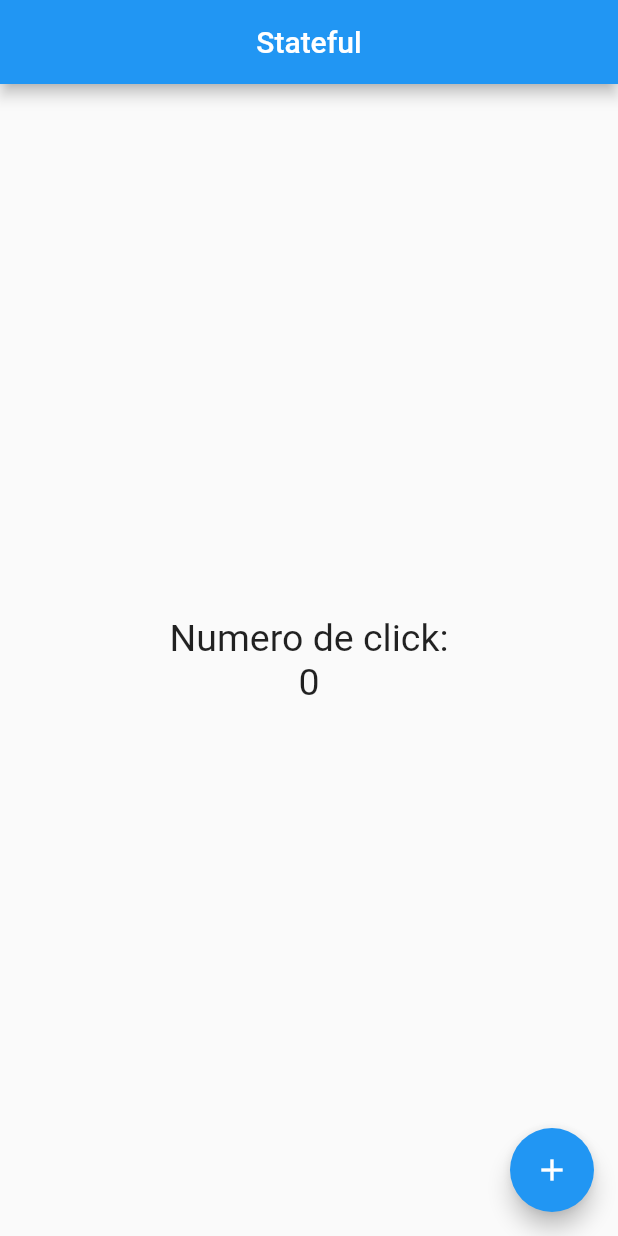
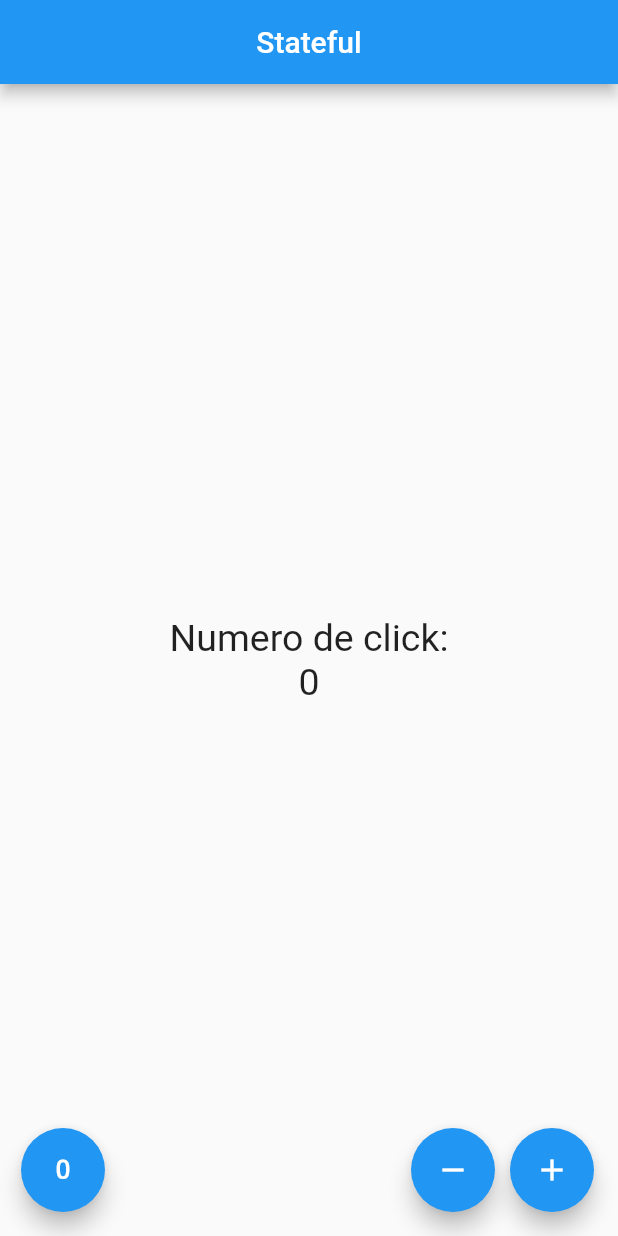
Before and after one commit to AaronPitarch/Flutter, a Flutter app: the screen it shows after launch, on a phone screen of 412 x 824 dp. Run offline on Flutter 3.47's test engine with Material 2 defaults, Android fonts, the phone set to English and light mode, and no system bars.

Commit message:
mas acciones

```diff
--- a/lib/src/pages/contador_page.dart
+++ b/lib/src/pages/contador_page.dart
@@ -29,17 +29,36 @@ class _ContadorPageState extends State<ContadorPage> {
         )
       ),
 
-      floatingActionButton: FloatingActionButton(
-        child: Icon(Icons.add),
-        onPressed: () {
-          // print('Hola Mundo');
-          _conteo ++;
-
-          setState(() {
-
-          });
-        },
-      ),
+      floatingActionButton: _crearBotones()
     );
   }
+
+  Widget _crearBotones() {
+    return Row(
+      mainAxisAlignment: MainAxisAlignment.end,
+      children: [
+        SizedBox(width: 30.0),
+
+        FloatingActionButton(
+          onPressed: null,
+          child: Icon(Icons.exposure_zero)
+        ),
+
+        Expanded(child: SizedBox()),
+
+        FloatingActionButton(
+          onPressed: null,
+          child: Icon(Icons.remove)
+        ),
+
+        SizedBox(width: 10.0),
+
+        FloatingActionButton(
+          onPressed: null,
+          child: Icon(Icons.add)
+        ),
+      ],
+    );
+
+  }
 }
```
